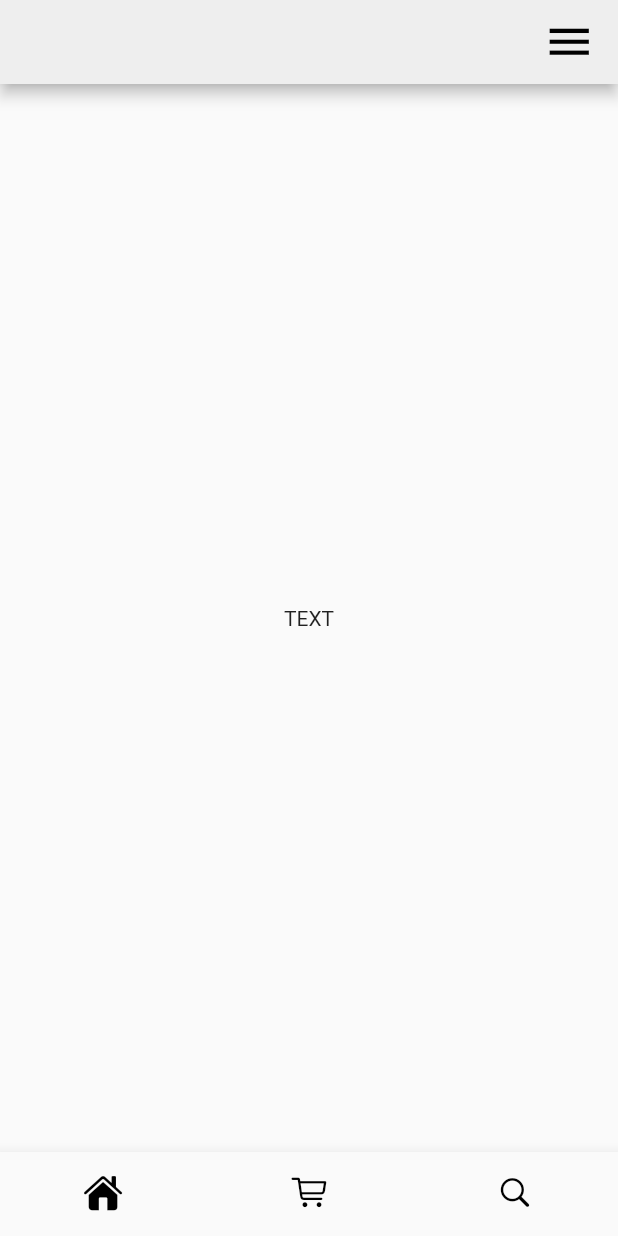
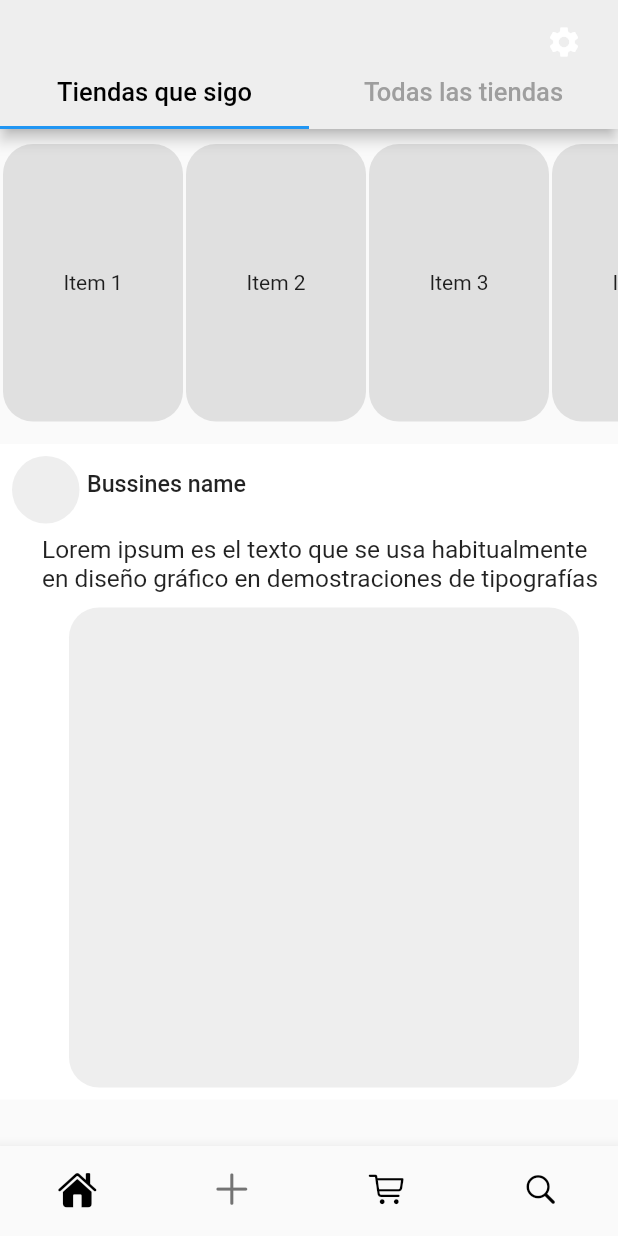
Before and after one commit to JuanJmf01/flutter_for_mobile_development, a Flutter app: the screen it shows after launch, on a phone screen of 412 x 824 dp. Run offline on Flutter 3.47's test engine with Material 2 defaults, Android fonts, the phone set to English and light mode, and no system bars; our stand-ins replace dio, firebase_auth, firebase_core, firebase_storage, google_sign_in, image_picker; missing offline and left inert: multi_image_picker; accounts and stored records are empty.

Commit message:
beginning of new changes

```diff
--- a/lib/Pages/allProducts.dart
+++ b/lib/Pages/allProducts.dart
@@ -1,6 +1,5 @@
 import 'dart:io';
 
-import 'package:etfi_point/Components/Utils/ButtonMenu.dart';
 import 'package:flutter/material.dart';
 
 class Home extends StatefulWidget {
@@ -11,61 +10,174 @@ class Home extends StatefulWidget {
 }
 
 class _HomeState extends State<Home> with SingleTickerProviderStateMixin {
+  late TabController _tabController;
+
+  @override
+  void initState() {
+    super.initState();
+    _tabController = TabController(length: 2, vsync: this);
+  }
+
+  @override
+  void dispose() {
+    _tabController.dispose();
+    super.dispose();
+  }
+
   @override
   Widget build(BuildContext context) {
-    final TextEditingController searchController = TextEditingController();
+    return Scaffold(
+      appBar: AppBar(
+        actions: [
+          Container(
+            margin: const EdgeInsets.symmetric(vertical: 8.0, horizontal: 12.0),
+            child: IconButton(
+              icon: Icon(Icons.settings),
+              onPressed: () {
+                // Lógica para el icono en la parte derecha del AppBar
+              },
+            ),
+          )
+        ],
+        bottom: PreferredSize(
+          preferredSize:
+              Size.fromHeight(30.0), // Ajusta la altura de la pestaña
 
-    return Scaffold(
-        appBar: PreferredSize(
-          preferredSize: const Size.fromHeight(56),
-          child: AppBar(
-            backgroundColor: Colors.grey[200],
-            actions: [
-              Padding(
-                padding: const EdgeInsets.only(right: 10.0),
-                child: IconButton(
-                  onPressed: () {
-                    showModalBottomSheet(
-                      isScrollControlled: true,
-                      context: context,
-                      builder: (BuildContext context) => ButtonMenu(),
-                      shape: const RoundedRectangleBorder(
-                        borderRadius: BorderRadius.only(
-                          topLeft: Radius.circular(10.0),
-                          topRight: Radius.circular(10.0),
-                        ),
-                      ),
-                    );
-                  },
-                  icon: const Icon(Icons.menu, color: Colors.black, size: 35),
-                ),
+          child: TabBar(
+            controller: _tabController,
+            tabs: const [
+              Tab(
+                text: 'Tiendas que sigo',
               ),
+              Tab(text: 'Todas las tiendas'),
             ],
-            // bottom: PreferredSize(
-            //   preferredSize: const Size.fromHeight(50.0),
-            //   child: Padding(
-            //     padding: const EdgeInsets.only(bottom: 12.0),
-            //     child: RoundedSearchBar(
-            //       controller: searchController,
-            //     ),
-            //   ),
-            // ),
+            labelStyle: const TextStyle(
+                fontSize: 17,
+                fontWeight: FontWeight
+                    .w500), // Cambia el tamaño del texto de la pestaña activa
           ),
         ),
-        body: Center(child: Text('TEXT')));
+      ),
+      body: TabBarView(
+        controller: _tabController,
+        children: [
+          TiendasQueSigo(),
+          Center(child: Text('Contenido del Tab 2')),
+        ],
+      ),
+    );
   }
 }
 
-// class Ofertas extends StatelessWidget {
-//   const Ofertas({super.key});
+class TiendasQueSigo extends StatelessWidget {
+  const TiendasQueSigo({super.key});
 
-//   @override
-//   Widget build(BuildContext context) {
-//     return ListView(
-//       children: [HorizontalList(), HorizontalCategories()],
-//     );
-//   }
-// }
+  @override
+  Widget build(BuildContext context) {
+    return ListView(
+      children: [Historias(), PictureDescription()],
+    );
+  }
+}
+
+class Historias extends StatelessWidget {
+  Historias({super.key});
+
+  final List<String> UserStories = [
+    'Item 1',
+    'Item 2',
+    'Item 3',
+    'Item 4',
+    'Item 5',
+    'Item 6',
+    'Item 7',
+    'Item 8',
+  ];
+
+  @override
+  Widget build(BuildContext context) {
+    return SizedBox(
+      height: 200,
+      child: ListView.builder(
+        scrollDirection: Axis.horizontal,
+        itemCount: UserStories.length,
+        itemBuilder: (BuildContext context, int index) {
+          return Padding(
+            padding: const EdgeInsets.fromLTRB(2.0, 10.0, 0, 5.0),
+            child: Container(
+              decoration: BoxDecoration(
+                borderRadius: BorderRadius.circular(20.0),
+                color: Colors.grey.shade300,
+              ),
+              width: 120,
+              child: Center(child: Text(UserStories[index])),
+            ),
+          );
+        },
+      ),
+    );
+  }
+}
+
+class PictureDescription extends StatelessWidget {
+  const PictureDescription({super.key});
+
+  @override
+  Widget build(BuildContext context) {
+    String urlImage =
+        "https://www.panoramaweb.com.mx/u/fotografias/fotosnoticias/2022/8/25/35305.jpg";
+
+    return Padding(
+      padding: const EdgeInsets.only(top: 10.0),
+      child: Container(
+        color: Colors.white,
+        child: Padding(
+          padding: const EdgeInsets.all(8.0),
+          child: Column(
+            children: [
+              Row(
+                children: [
+                  Container(
+                    height: 45,
+                    width: 45,
+                    decoration: BoxDecoration(
+                        borderRadius: BorderRadius.circular(50.0),
+                        color: Colors.grey.shade200),
+                  ),
+                  const Padding(
+                    padding: EdgeInsets.fromLTRB(5.0, 0.0, 0.0, 7.0),
+                    child: Text(
+                      'Bussines name',
+                      style: TextStyle(
+                          fontSize: 15.5, fontWeight: FontWeight.w500),
+                    ),
+                  )
+                ],
+              ),
+              const Padding(
+                padding: EdgeInsets.fromLTRB(20.0, 8.0, 0.0, 0.0),
+                child: Text(
+                  'Lorem ipsum es el texto que se usa habitualmente en diseño gráfico en demostraciones de tipografías',
+                  style: TextStyle(fontSize: 16.3),
+                ),
+              ),
+              Padding(
+                padding: const EdgeInsets.fromLTRB(20.0, 10.0, 0.0, 0.0),
+                child: Container(
+                  width: 340,
+                  height: 320,
+                  decoration: BoxDecoration(
+                      borderRadius: BorderRadius.circular(20.0),
+                      color: Colors.grey.shade200),
+                ),
+              )
+            ],
+          ),
+        ),
+      ),
+    );
+  }
+}
 
 class HorizontalList extends StatelessWidget {
   const HorizontalList({super.key});
@@ -119,66 +231,3 @@ class HorizontalList extends StatelessWidget {
         ),
       );
 }
-
-// class HorizontalCategories extends StatelessWidget {
-//   HorizontalCategories({super.key});
-
-//   List<CategoriaTb> categorias = [];
-
-//   @override
-//   Widget build(BuildContext context) {
-//     return FutureBuilder<List<CategoriaTb>>(
-//         future: CategoriaDb.getCategorias(),
-//         builder: (context, snapshot) {
-//           if (snapshot.hasData) {
-//             categorias = snapshot.data!;
-//             return SizedBox(
-//                 height: 95.0,
-//                 child: ListView.builder(
-//                     scrollDirection: Axis.horizontal,
-//                     itemCount: categorias.length,
-//                     itemBuilder: (BuildContext context, int index) {
-//                       final CategoriaTb categoria = categorias[index];
-//                       return Container(
-//                         padding: const EdgeInsets.all(10.0),
-//                         width: 100.0,
-//                         child: Column(
-//                           children: [
-//                             Container(
-//                               padding:
-//                                   const EdgeInsets.fromLTRB(0.0, 1.0, 0.0, 0.0),
-//                               child: InkWell(
-//                                   onTap: () {
-//                                     Navigator.push(
-//                                         context,
-//                                         MaterialPageRoute(
-//                                             builder: (context) => Categorie(
-//                                                 idCategoria:
-//                                                     categoria.idCategoria!)));
-//                                   },
-//                                   child: SizedBox(
-//                                     height: 48.0,
-//                                     child:
-//                                         Image.file(File(categoria.imagePath!)),
-//                                   )),
-//                             ),
-//                             Container(
-//                               padding: const EdgeInsets.only(top: 3.0),
-//                               child: Text(
-//                                 categoria.nombre,
-//                                 style: const TextStyle(
-//                                     fontSize: 14.5,
-//                                     fontWeight: FontWeight.w500),
-//                               ),
-//                             )
-//                           ],
-//                         ),
-//                       );
-//                     }));
-//           } else if (snapshot.hasError) {
-//             return Text('Error al cargas las categorias');
-//           }
-//           return const Center(child: CircularProgressIndicator());
-//         });
-//   }
-// }
--- a/lib/Pages/misProductos.dart
+++ b/lib/Pages/misProductos.dart
@@ -1,7 +1,7 @@
 import 'package:etfi_point/Components/Data/EntitiModels/productoTb.dart';
 import 'package:etfi_point/Components/Data/Entities/productosDb.dart';
 import 'package:etfi_point/Components/Utils/IndividualProduct.dart';
-import 'package:etfi_point/Components/Utils/ButtonMenu.dart';
+import 'package:etfi_point/Components/Utils/showModalsButtons/ButtonMenu.dart';
 import 'package:etfi_point/Components/Utils/Providers/UsuarioProvider.dart';
 import 'package:etfi_point/Components/Utils/Providers/loginProvider.dart';
 import 'package:etfi_point/Pages/crearProducto.dart';
--- a/lib/main.dart
+++ b/lib/main.dart
@@ -1,6 +1,7 @@
 import 'package:etfi_point/Components/Utils/Providers/UsuarioProvider.dart';
 import 'package:etfi_point/Components/Utils/Providers/loginProvider.dart';
 import 'package:etfi_point/Components/Utils/Providers/shoppingCartProvider.dart';
+import 'package:etfi_point/Components/Utils/showModalsButtons/buttonAdd.dart';
 import 'package:etfi_point/Pages/allProducts.dart';
 import 'package:etfi_point/Pages/filtros.dart';
 import 'package:etfi_point/Pages/misProductos.dart';
@@ -56,7 +57,17 @@ class _MyAppState extends State<MyApp> {
   @override
   Widget build(BuildContext context) {
     return MaterialApp(
-        theme: ThemeData(),
+        theme: ThemeData(
+          appBarTheme: AppBarTheme(
+              color: Colors.grey.shade200 // Cambia el color de fondo del AppBar
+              ),
+          tabBarTheme: const TabBarTheme(
+            labelColor:
+                Colors.black, // Cambia el color del texto de la pestaña activa
+            unselectedLabelColor: Colors
+                .grey, // Cambia el color del texto de las pestañas inactivas
+          ),
+        ),
         title: "Mi app",
         home: Menu(
           index: 0,
@@ -74,49 +85,38 @@ class Menu extends StatefulWidget {
 }
 
 class _MenuState extends State<Menu> {
-  int _selectedIndex = 0;
-  List<Widget> _widgetOptions = [];
+  int _currentIndex = 0;
 
-  void _selectedOptionBottom(int index) {
-    if (index != _selectedIndex) {
-      setState(() {
-        _selectedIndex = index;
-      });
-    }
+  final List<Widget> screens = [
+    Home(),
+    ProfileNavigator(),
+    CleanClass(),
+    ShoppingCart(idUsuario: 1),
+    Filtros(),
+  ];
+
+  void mostrarModal(BuildContext context) {
+    showModalBottomSheet(
+      isScrollControlled: true,
+      context: context,
+      builder: (BuildContext context) => ButtonAdd(),
+      shape: const RoundedRectangleBorder(
+        borderRadius: BorderRadius.only(
+          topLeft: Radius.circular(10.0),
+          topRight: Radius.circular(10.0),
+        ),
+      ),
+    );
   }
 
   Future<void> obtenerIdUsuarioAsincrono() async {
     await context.read<UsuarioProvider>().obtenerIdUsuario();
   }
 
-  List<Widget> isUserLoggedIn(bool isUserSignedIn, {int? idUsuario}) {
-    if (!isUserSignedIn) {
-      _widgetOptions = <Widget>[
-        const Home(),
-        ShoppingCart(
-          idUsuario: idUsuario,
-        ),
-        Filtros()
-      ];
-    } else {
-      _widgetOptions = <Widget>[
-        const Home(),
-        ProfileNavigator(),
-        ShoppingCart(
-          idUsuario: idUsuario,
-        ),
-        Filtros()
-      ];
-    }
-
-    return _widgetOptions;
-  }
-
   @override
   void initState() {
     super.initState();
     obtenerIdUsuarioAsincrono();
-    _selectedOptionBottom(widget.index);
   }
 
   @override
@@ -125,51 +125,58 @@ class _MenuState extends State<Menu> {
     int? idUsuario = context.watch<UsuarioProvider>().idUsuario;
 
     return Scaffold(
-      body: Container(
-        child:
-            isUserLoggedIn(isUserSignedIn, idUsuario: idUsuario).elementAt(_selectedIndex),
-      ),
-      bottomNavigationBar: PreferredSize(
-        preferredSize: Size.fromHeight(0),
-        child: Builder(
-          builder: (BuildContext context) {
-            return BottomNavigationBar(
-              currentIndex: _selectedIndex,
-              onTap: _selectedOptionBottom,
-              showSelectedLabels: false,
-              showUnselectedLabels: false,
-              type: BottomNavigationBarType.fixed,
-              items: <BottomNavigationBarItem>[
+        body: screens[_currentIndex],
+        bottomNavigationBar: BottomNavigationBar(
+          currentIndex: _currentIndex,
+          onTap: (index) {
+            if (index == 2) {
+              mostrarModal(context);
+            } else {
+              setState(() {
+                _currentIndex = index;
+              });
+            }
+          },
+          showSelectedLabels:
+              false, //Evitar que se desplace el icono hacia arriba al ser seleccionado
+          showUnselectedLabels: false, //Sin text tipo label debajo del icono
+          type: BottomNavigationBarType
+              .fixed, //Evitar que se mueva el icono a los lados al ser seleccionado
+          items: [
             BottomNavigationBarItem(
               icon: Icon(
-                    _selectedIndex == 0
+                _currentIndex == 0
                     ? CupertinoIcons.house_fill
                     : CupertinoIcons.house,
-                    color: _selectedIndex == 0
+                color: _currentIndex == 0
                     ? Colors.black
                     : const Color.fromARGB(185, 0, 0, 0),
-                    size: _selectedIndex == 0 ? 26.0 : 24.0,
+                size: _currentIndex == 0 ? 26.0 : 24.0,
               ),
               label: '',
             ),
             if (isUserSignedIn)
               BottomNavigationBarItem(
                 icon: Icon(
-                      _selectedIndex == 1
+                  _currentIndex == 1
                       ? CupertinoIcons.bag_fill
                       : CupertinoIcons.bag,
                   color: Colors.black,
-                      size: _selectedIndex == 1 ? 29.0 : 26.0,
+                  size: _currentIndex == 1 ? 29.0 : 26.0,
                 ),
                 label: '',
               ),
             BottomNavigationBarItem(
+              icon: Icon(CupertinoIcons.add, size: 30,),
+              label: '',
+            ),
+            BottomNavigationBarItem(
               icon: Icon(
-                    _selectedIndex == 2
+                _currentIndex == 2
                     ? CupertinoIcons.cart_fill
                     : CupertinoIcons.shopping_cart,
                 color: Colors.black,
-                    size: _selectedIndex == 2 ? 28.0 : 24.0,
+                size: _currentIndex == 2 ? 28.0 : 24.0,
               ),
               label: '',
             ),
@@ -177,15 +184,20 @@ class _MenuState extends State<Menu> {
               icon: Icon(
                 CupertinoIcons.search,
                 color: Colors.black,
-                    size: _selectedIndex == 3 ? 28.0 : 24.0,
+                size: _currentIndex == 3 ? 28.0 : 24.0,
               ),
               label: '',
             ),
           ],
-            );
-          },
-        ),
-      ),
-    );
+        ));
   }
 }
+
+class CleanClass extends StatelessWidget {
+  const CleanClass({super.key});
+
+  @override
+  Widget build(BuildContext context) {
+    return const Placeholder();
+  }
+}
```
Also changed, not shown: lib/Components/Utils/elevatedGlobalButton.dart (+15 -3 lines), lib/Components/Utils/generalInputs.dart (+20 -3 lines), lib/Components/Utils/productosGeneralForm.dart (+40 -31 lines), lib/Components/Utils/showModalsButtons/ButtonMenu.dart (renamed from lib/Components/Utils/ButtonMenu.dart, +14 -14 lines), lib/Components/Utils/showModalsButtons/buttonAdd.dart (added, +73 -0 lines), lib/Components/Utils/showModalsButtons/buttonLogin.dart (renamed from lib/Components/Utils/buttonLogin.dart, +7 -7 lines), lib/Components/Utils/showModalsButtons/itemForModalButons.dart (added, +45 -0 lines). Lines whose indentation alone changed are shown as unchanged.
